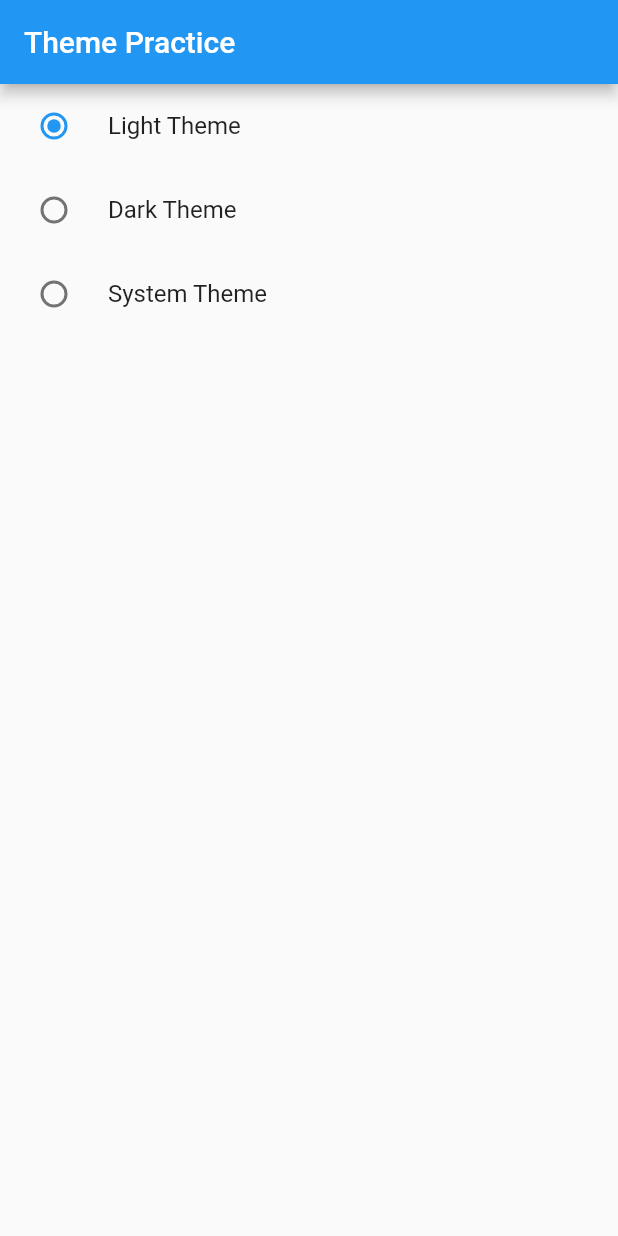
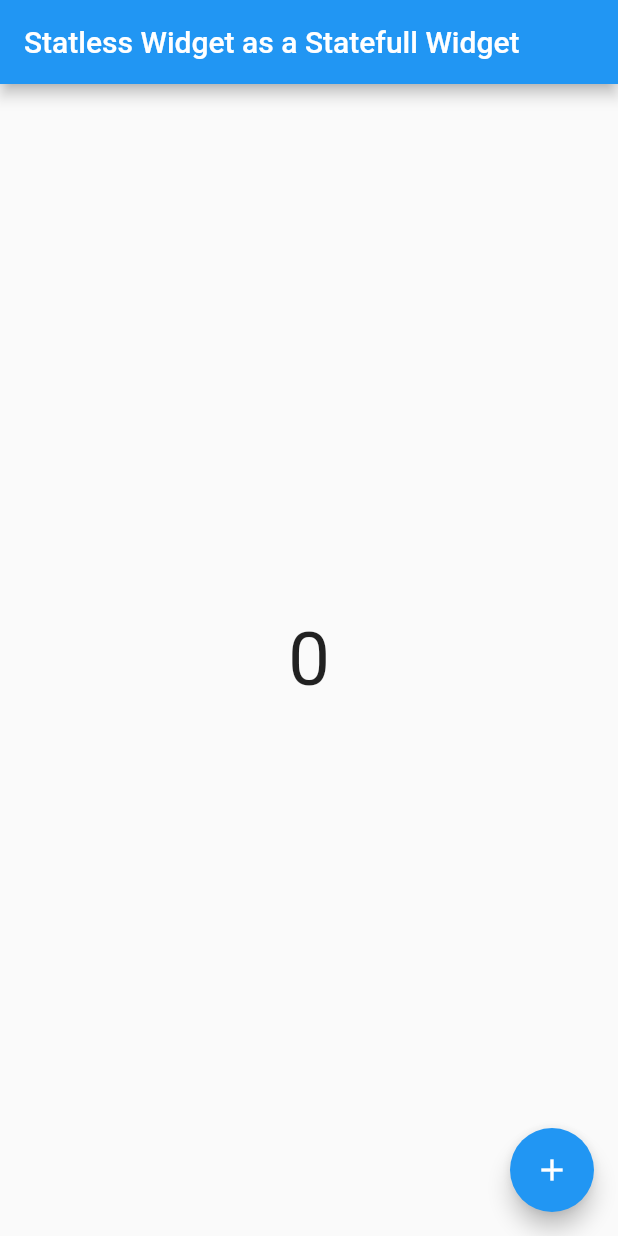
Before and after one commit to UjjanNoorillahi/Provider-Practive-in-Flutter, a Flutter app: the screen it shows after launch, on a phone screen of 412 x 824 dp. Run offline on Flutter 3.47's test engine with Material 2 defaults, Android fonts, the phone set to English and light mode, and no system bars.

Commit message:
Use of Stateless Widget as a Statefull Widget to change the _counter Value (Here We don't create the Provider Class to change the value of _counter instead just weite ValueNotifier<int> _counter ValueNotifier<int>(0); to chage the value of counter

```diff
--- a/lib/main.dart
+++ b/lib/main.dart
@@ -4,10 +4,11 @@ import 'package:statemanagment_practice/provider/counter_provider.dart';
 import 'package:statemanagment_practice/provider/example_one_provider.dart';
 import 'package:statemanagment_practice/provider/favourite_provider.dart';
 import 'package:statemanagment_practice/provider/theme_changer_provider.dart';
-import 'package:statemanagment_practice/screens/count_example.dart';
-import 'package:statemanagment_practice/screens/dark_theme_screen.dart';
-import 'package:statemanagment_practice/screens/example_one.dart';
-import 'package:statemanagment_practice/screens/favourite_screen/favourite_screen.dart';
+// import 'package:statemanagment_practice/screens/count_example.dart';
+import 'package:statemanagment_practice/screens/favourite_screen/dark_theme_screen.dart';
+import 'package:statemanagment_practice/screens/favourite_screen/value_notfiy_listener.dart';
+// import 'package:statemanagment_practice/screens/example_one.dart';
+// import 'package:statemanagment_practice/screens/favourite_screen/favourite_screen.dart';
 
 void main() {
   runApp(const MyApp());
@@ -40,7 +41,7 @@ class MyApp extends StatelessWidget {
               brightness: Brightness.dark,
               // ignore: prefer_const_constructors
               appBarTheme: AppBarTheme(backgroundColor: Colors.teal)),
-          home: const DarkThemeScreen(),
+          home: NotifyListenerScreen(),
         );
       }),
     );
--- a/lib/provider/theme_changer_provider.dart
+++ b/lib/provider/theme_changer_provider.dart
@@ -7,7 +7,6 @@ class ThemeChanger with ChangeNotifier {
 
   void setTheme(themeMode) {
     _themeMode = themeMode;
-
     notifyListeners();
   }
 }
--- a/lib/screens/count_example.dart
+++ b/lib/screens/favourite_screen/count_example.dart
@@ -4,7 +4,7 @@ import 'package:flutter/material.dart';
 import 'package:provider/provider.dart';
 import 'package:statemanagment_practice/provider/counter_provider.dart';
 
-import '../provider/counter_provider.dart';
+import '../../provider/counter_provider.dart';
 
 class CountExample extends StatefulWidget {
   const CountExample({super.key});
--- a/lib/screens/example_one.dart
+++ b/lib/screens/favourite_screen/example_one.dart
@@ -1,8 +1,8 @@
 import 'package:flutter/material.dart';
 import 'package:provider/provider.dart';
 
-import '../provider/counter_provider.dart';
-import '../provider/example_one_provider.dart';
+import '../../provider/counter_provider.dart';
+import '../../provider/example_one_provider.dart';
 
 class ExampleOneScreen extends StatefulWidget {
   const ExampleOneScreen({super.key});
--- /dev/null
+++ b/lib/screens/favourite_screen/value_notfiy_listener.dart
@@ -0,0 +1,36 @@
+import 'package:flutter/material.dart';
+
+class NotifyListenerScreen extends StatelessWidget {
+  NotifyListenerScreen({super.key});
+
+// here we don't need to create the provider class in the provider directory to
+//set the value of the counter following ValueNotifier line done all the things according to the
+  ValueNotifier<int> _counter = ValueNotifier<int>(0);
+
+  @override
+  Widget build(BuildContext context) {
+    print('Build');
+    return Scaffold(
+      appBar: AppBar(
+        title: const Text("Statless Widget as a Statefull Widget"),
+      ),
+      // ignore: prefer_const_constructors
+      body: Center(
+          child: ValueListenableBuilder(
+              valueListenable: _counter,
+              builder: ((context, value, child) {
+                return Text(
+                  value.toString(),
+                  style: const TextStyle(fontSize: 50),
+                );
+              }))),
+      floatingActionButton: FloatingActionButton(
+        onPressed: () {
+          _counter.value++;
+          print(_counter.value.toString());
+        },
+        child: const Icon(Icons.add),
+      ),
+    );
+  }
+}
```
Also changed, not shown: lib/screens/favourite_screen/dark_theme_screen.dart (renamed from lib/screens/dark_theme_screen.dart).
